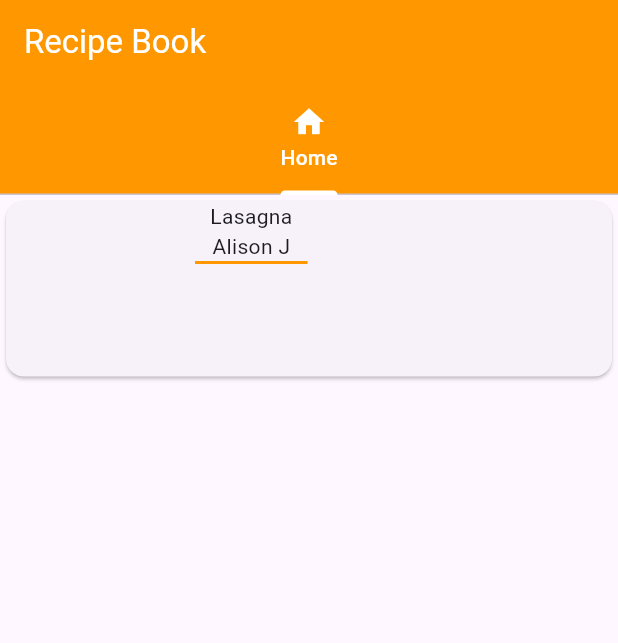
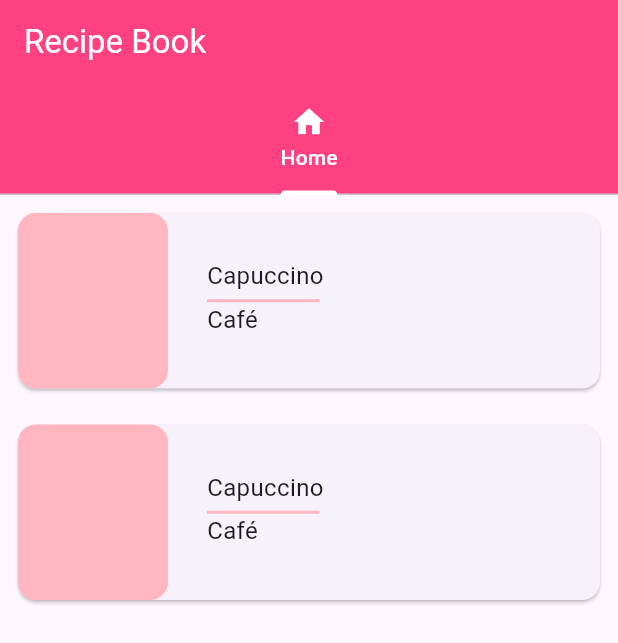
Before and after one commit to angelinajm13/recipe_book, a Flutter app: the screen it shows after launch, on a phone screen of 412 x 824 dp. Shown: the top 643 px of the screen. Run offline on Flutter 3.47's test engine with Material 3 defaults, Android fonts, the phone set to English and light mode, and no system bars; Roboto replaces fonts that are missing (Quicksand).

Commit message:
"trabajando con widgets"

```diff
--- a/lib/main.dart
+++ b/lib/main.dart
@@ -31,7 +31,7 @@ class RecipeBook extends StatelessWidget {
       child: Scaffold(
         appBar: AppBar(
           // AppBar widget es la barra superior de la aplicación.
-          backgroundColor: Colors.orange,
+          backgroundColor: Colors.pinkAccent,
           title: Text('Recipe Book', style: TextStyle(color: Colors.white)),
           bottom: TabBar(
             indicatorColor: Colors.white,
--- a/lib/screens/home_screen.dart
+++ b/lib/screens/home_screen.dart
@@ -6,7 +6,16 @@ class HomeScreen extends StatelessWidget {
   @override
   Widget build(BuildContext context) {
     return Scaffold(
-      body: Container(
+      body: Column(
+        children: <Widget>[_RecipesCard(context), _RecipesCard(context)],
+      ),
+    );
+  }
+
+  Widget _RecipesCard(BuildContext context) {
+    return Padding(
+      padding: const EdgeInsets.all(8.0),
+      child: Container(
         // área principal de la aplicación.
         width: MediaQuery.of(context).size.width,
         height: 125,
@@ -18,6 +27,10 @@ class HomeScreen extends StatelessWidget {
                 // este container es una caja que contiene un widget.
                 height: 125,
                 width: 100,
+                decoration: BoxDecoration(
+                  borderRadius: BorderRadius.circular(12),
+                  color: Color(0xFFFFB6C1), // color rosa claro
+                ),
                 child: ClipRRect(
                   // da bordes redondeados a un widget.
                   borderRadius: BorderRadius.circular(10),
@@ -26,11 +39,22 @@ class HomeScreen extends StatelessWidget {
               ),
               SizedBox(width: 26),
               Column(
+                mainAxisAlignment: MainAxisAlignment.center, // centrar
+                crossAxisAlignment:
+                    CrossAxisAlignment.start, // alinear a la izquierda
                 //apila widgets verticalmente.
                 children: <Widget>[
-                  Text('Lasagna'),
-                  Text('Alison J'),
-                  Container(height: 2, width: 75, color: Colors.orange),
+                  Text(
+                    'Capuccino',
+                    style: TextStyle(fontSize: 16, fontFamily: 'Quicksand'),
+                  ),
+                  SizedBox(height: 4),
+                  Container(height: 2, width: 75, color: Color(0xFFFFB6C1)),
+                  Text(
+                    'Café',
+                    style: TextStyle(fontSize: 16, fontFamily: 'Quicksand'),
+                  ),
+                  SizedBox(height: 4),
                 ],
               ),
             ],
```
